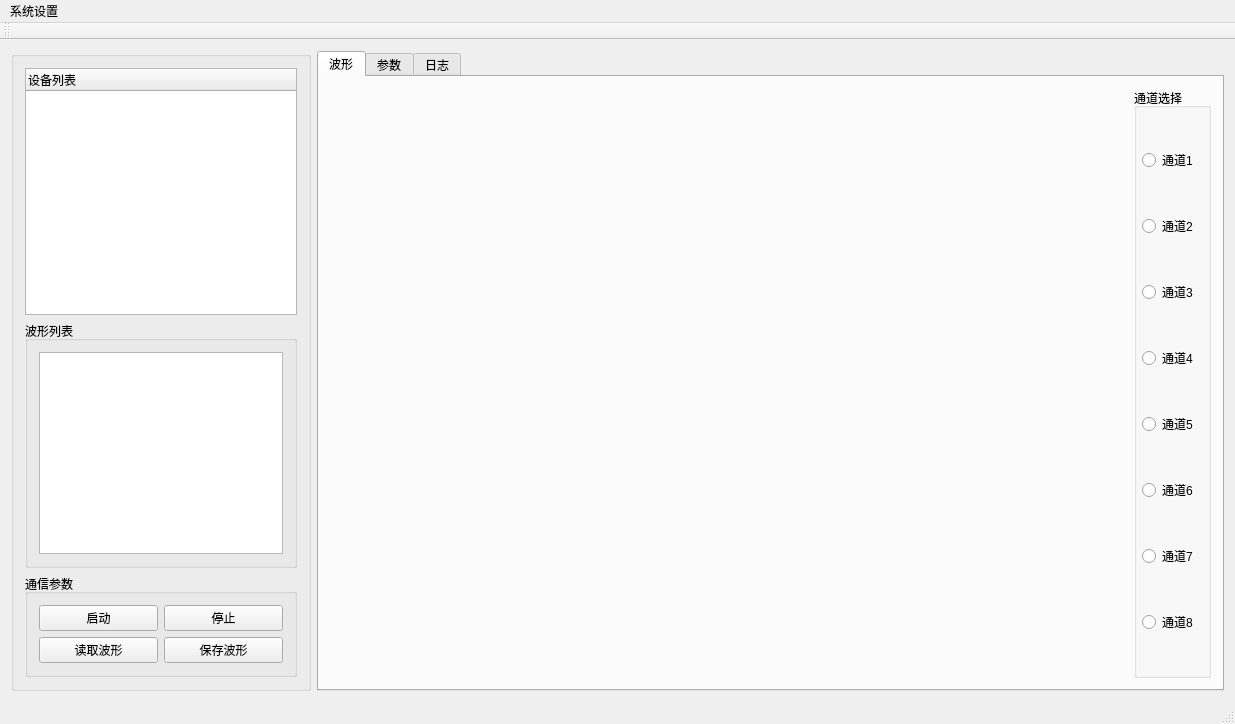
Before: the Qt Designer form mainwindow.ui in byteman/bullet, drawn with Qt 5.
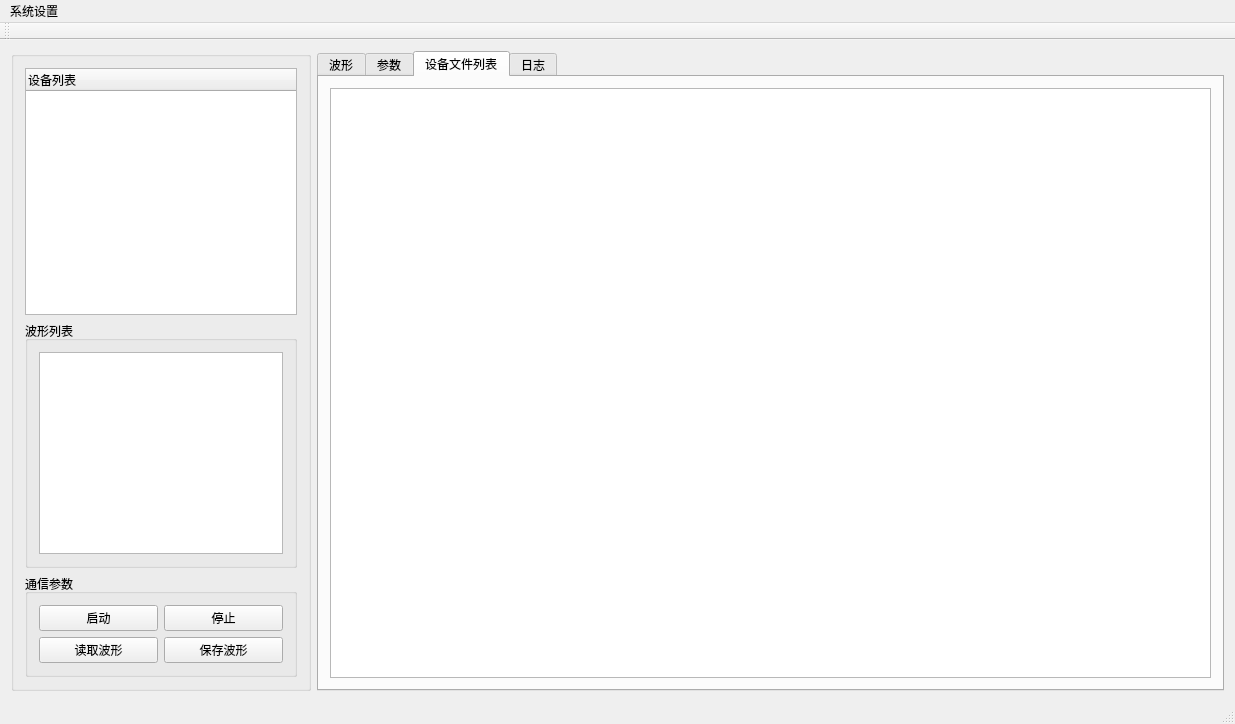
After: the same form once the commit is applied. The open tabs and pages were chosen to show the change. Custom widgets are drawn as their Qt base class.

The edit to the form file:
```diff
--- a/mainwindow.ui
+++ b/mainwindow.ui
@@ -668,6 +668,16 @@
         </property>
        </widget>
       </widget>
+      <widget class="QWidget" name="tab_4">
+       <attribute name="title">
+        <string>设备文件列表</string>
+       </attribute>
+       <layout class="QVBoxLayout" name="verticalLayout_5">
+        <item>
+         <widget class="QListView" name="listView"/>
+        </item>
+       </layout>
+      </widget>
       <widget class="QWidget" name="tab_3">
        <attribute name="title">
         <string>日志</string>
```
Left out of the diff: 4 changed lines with no effect on the pictures.
